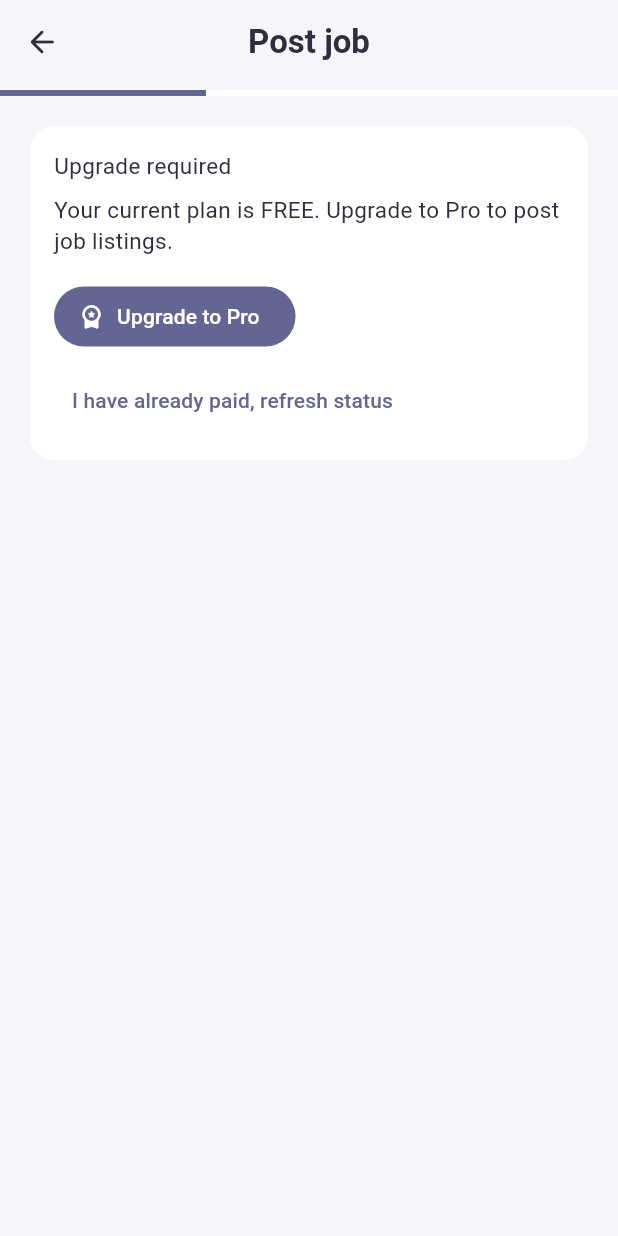
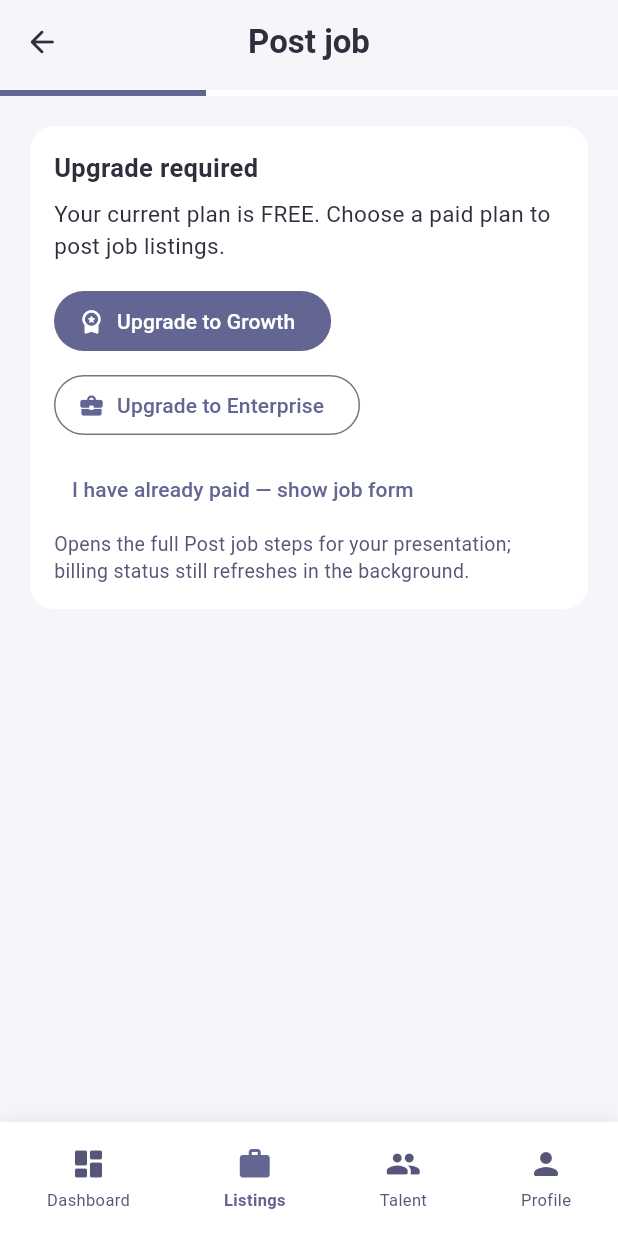
Before and after one commit to macrineakinyi84/SkillBridge, a Flutter app: the PostJobScreen screen opened by its route, on a phone screen of 412 x 824 dp. Run offline on Flutter 3.47's test engine with Material 3 defaults, Android fonts, the phone set to English and light mode, and no system bars; our stand-ins replace cloud_firestore, cross_file, dartz, equatable, firebase_auth, firebase_core and 15 more; missing offline and left inert: dart:html; accounts and stored records are empty; generated files the repository leaves out were written again.

Commit message:
Prepare clean submission branch
Made-with: Cursor

```diff
--- a/lib/core/router/app_router.dart
+++ b/lib/core/router/app_router.dart
@@ -36,6 +36,7 @@ import '../../features/employer/presentation/screens/post_job_screen.dart';
 import '../../features/employer/presentation/screens/talent_pipeline_screen.dart';
 import '../../features/employer/presentation/screens/candidate_profile_screen.dart';
 import '../../features/employer/presentation/screens/candidate_profile_by_user_id_screen.dart';
+import '../../features/employer/presentation/screens/candidate_full_portfolio_screen.dart';
 import '../../features/employer/presentation/screens/talent_pool_page.dart';
 import '../../features/assessment/presentation/screens/assessment_list_screen.dart';
 import '../../features/assessment/presentation/screens/assessment_quiz_screen.dart';
@@ -71,12 +72,13 @@ class AppRouter {
   // Employer (S-020–S-025)
   static const String employerDashboard = '/employer/dashboard';
   static const String employerListings = '/employer/listings';
-  static const String employerPostJob = '/employer/post-job';
+  static const String employerPostJob = '/employer/listings/post-job';
   static String employerPostJobEdit(String id) => '/employer/listings/edit/$id';
   static const String employerCandidatesPath = '/employer/candidates';
   static String employerCandidates(String jobId) => '/employer/candidates/$jobId';
   static const String employerCandidatePath = '/employer/candidate';
   static String employerCandidate(String applicationId) => '/employer/candidate/$applicationId';
+  static String employerCandidatePortfolio(String userId) => '/employer/candidate-portfolio/$userId';
 
   static const String assessmentList = '/assessment';
   static const String assessmentQuiz = '/assessment/quiz';
@@ -160,6 +162,10 @@ class AppRouter {
                   builder: (_, __) => const ManageListingsPage(),
                   routes: [
                     GoRoute(
+                      path: 'post-job',
+                      builder: (_, __) => const PostJobScreen(),
+                    ),
+                    GoRoute(
                       path: 'edit/:id',
                       builder: (_, state) => PostJobScreen(editListingId: state.pathParameters['id']),
                     ),
@@ -171,9 +177,10 @@ class AppRouter {
             StatefulShellBranch(routes: [GoRoute(path: '/employer/profile', builder: (_, __) => const ProfilePage())]),
           ],
         ),
+        // Backward-compatible direct path in case of old deep links.
         GoRoute(
           path: '/employer/post-job',
-          builder: (_, __) => const PostJobScreen(),
+          redirect: (_, __) => employerPostJob,
         ),
         GoRoute(
           path: '/employer/candidates/:jobId',
@@ -186,6 +193,18 @@ class AppRouter {
         GoRoute(
           path: '/employer/candidate/view/:userId',
           builder: (_, state) => CandidateProfileByUserIdScreen(userId: state.pathParameters['userId']!),
+        ),
+        GoRoute(
+          path: '/employer/candidate-portfolio/:userId',
+          builder: (_, state) {
+            final extra = state.extra as Map<String, dynamic>?;
+            return CandidateFullPortfolioScreen(
+              userId: state.pathParameters['userId']!,
+              displayName: extra?['displayName'] as String?,
+              email: extra?['email'] as String?,
+              summary: extra?['summary'] as String?,
+            );
+          },
         ),
         GoRoute(path: assessmentList, builder: (_, __) => const AssessmentListScreen()),
         GoRoute(
--- a/lib/features/employer/presentation/pages/manage_listings_page.dart
+++ b/lib/features/employer/presentation/pages/manage_listings_page.dart
@@ -88,7 +88,7 @@ class _ManageListingsPageState extends State<ManageListingsPage> {
         actions: [
           IconButton(
             icon: const Icon(Icons.add_rounded),
-            onPressed: () => context.push(router.AppRouter.employerPostJob),
+            onPressed: () => context.go(router.AppRouter.employerPostJob),
           ),
         ],
       ),
@@ -123,7 +123,7 @@ class _ManageListingsPageState extends State<ManageListingsPage> {
         headline: 'No job listings yet',
         body: 'Post your first job to start receiving applications.',
         actionLabel: 'Post job',
-        onAction: () => context.push(router.AppRouter.employerPostJob),
+        onAction: () => context.go(router.AppRouter.employerPostJob),
         icon: Icons.work_rounded,
       );
     }
--- a/lib/features/employer/presentation/screens/employer_dashboard_screen.dart
+++ b/lib/features/employer/presentation/screens/employer_dashboard_screen.dart
@@ -95,7 +95,7 @@ class _EmployerDashboardScreenState extends State<EmployerDashboardScreen> {
         child: _buildBody(isDark),
       ),
       floatingActionButton: FloatingActionButton.extended(
-        onPressed: () => context.push(router.AppRouter.employerPostJob),
+        onPressed: () => context.go(router.AppRouter.employerPostJob),
         icon: const Icon(Icons.add_rounded),
         label: const Text('Post New Job'),
         backgroundColor: AppColors.primary,
@@ -139,7 +139,7 @@ class _EmployerDashboardScreenState extends State<EmployerDashboardScreen> {
         SizedBox(
           width: double.infinity,
           child: FilledButton.icon(
-            onPressed: () => context.push(router.AppRouter.employerPostJob),
+            onPressed: () => context.go(router.AppRouter.employerPostJob),
             icon: const Icon(Icons.add_rounded),
             label: const Text('Post New Job'),
             style: FilledButton.styleFrom(
--- a/lib/features/employer/presentation/screens/post_job_screen.dart
+++ b/lib/features/employer/presentation/screens/post_job_screen.dart
@@ -31,8 +31,12 @@ class _PostJobScreenState extends State<PostJobScreen> {
   bool _saving = false;
   bool _billingLoading = true;
   bool _canPostJobs = false;
+  /// Lets presenters open the full post-job flow after "refresh status" without Stripe.
+  bool _presentationUnlock = false;
   String _plan = 'free';
   JobListingModel? _editListing;
+
+  bool get _canShowPostJobFlow => _canPostJobs || _presentationUnlock;
 
   final _titleController = TextEditingController();
   final _descriptionController = TextEditingController();
@@ -92,9 +96,24 @@ class _PostJobScreenState extends State<PostJobScreen> {
     }
   }
 
-  Future<void> _startCheckout() async {
+  Future<void> _onRefreshStatusForPresentation() async {
+    if (!mounted) return;
+    // Unlock immediately so the job form appears even if billing/status is slow or fails (demo).
+    setState(() {
+      _presentationUnlock = true;
+      _billingLoading = false;
+    });
+    if (mounted) {
+      ScaffoldMessenger.of(context).showSnackBar(
+        const SnackBar(content: Text('Posting unlocked for this session (presentation mode).')),
+      );
+    }
+    await _loadBillingStatus();
+  }
+
+  Future<void> _startCheckout(String plan) async {
     try {
-      final res = await _api.post('/api/billing/create-checkout-session', {});
+      final res = await _api.post('/api/billing/create-checkout-session', {'plan': plan});
       final data = (res['data'] as Map?)?.cast<String, dynamic>() ?? {};
       final url = data['url'] as String?;
       if (url == null || url.isEmpty) throw Exception('Checkout URL missing');
@@ -238,7 +257,7 @@ class _PostJobScreenState extends State<PostJobScreen> {
       ),
       body: _billingLoading
           ? const Center(child: CircularProgressIndicator())
-          : !_canPostJobs
+          : !_canShowPostJobFlow
               ? ListView(
                   padding: const EdgeInsets.all(AppSpacing.m),
                   children: [
@@ -248,22 +267,33 @@ class _PostJobScreenState extends State<PostJobScreen> {
                         child: Column(
                           crossAxisAlignment: CrossAxisAlignment.start,
                           children: [
-                            Text('Upgrade required', style: AppTypography.h3(context, isDark: isDark)),
+                            Text('Upgrade required', style: AppTypography.h2(context, isDark: isDark)),
                             const SizedBox(height: AppSpacing.s),
                             Text(
-                              'Your current plan is ${_plan.toUpperCase()}. Upgrade to Pro to post job listings.',
+                              'Your current plan is ${_plan.toUpperCase()}. Choose a paid plan to post job listings.',
                               style: AppTypography.body(context, isDark: isDark),
                             ),
                             const SizedBox(height: AppSpacing.m),
                             FilledButton.icon(
-                              onPressed: _startCheckout,
+                              onPressed: () => _startCheckout('growth'),
                               icon: const Icon(Icons.workspace_premium_rounded),
-                              label: const Text('Upgrade to Pro'),
+                              label: const Text('Upgrade to Growth'),
+                            ),
+                            const SizedBox(height: AppSpacing.s),
+                            OutlinedButton.icon(
+                              onPressed: () => _startCheckout('enterprise'),
+                              icon: const Icon(Icons.business_center_rounded),
+                              label: const Text('Upgrade to Enterprise'),
                             ),
                             const SizedBox(height: AppSpacing.s),
                             TextButton(
-                              onPressed: _loadBillingStatus,
-                              child: const Text('I have already paid, refresh status'),
+                              onPressed: _onRefreshStatusForPresentation,
+                              child: const Text('I have already paid — show job form'),
+                            ),
+                            const SizedBox(height: 4),
+                            Text(
+                              'Opens the full Post job steps for your presentation; billing status still refreshes in the background.',
+                              style: AppTypography.caption(context, isDark: isDark),
                             ),
                           ],
                         ),
@@ -274,6 +304,29 @@ class _PostJobScreenState extends State<PostJobScreen> {
               : ListView(
         padding: const EdgeInsets.all(AppSpacing.m),
         children: [
+          if (_presentationUnlock && !_canPostJobs)
+            Padding(
+              padding: const EdgeInsets.only(bottom: AppSpacing.m),
+              child: Material(
+                color: AppColors.primary.withOpacity(0.12),
+                borderRadius: AppRadius.radiusL,
+                child: Padding(
+                  padding: const EdgeInsets.all(AppSpacing.m),
+                  child: Row(
+                    children: [
+                      Icon(Icons.present_to_all_rounded, color: AppColors.primary, size: 22),
+                      const SizedBox(width: AppSpacing.s),
+                      Expanded(
+                        child: Text(
+                          'Presentation mode: you can complete Post job without a live subscription.',
+                          style: AppTypography.caption(context, isDark: isDark),
+                        ),
+                      ),
+                    ],
+                  ),
+                ),
+              ),
+            ),
           if (_step == 0) _buildStep1(isDark),
           if (_step == 1) _buildStep2(isDark),
           if (_step == 2) _buildStep3(isDark),
```
Also changed, not shown: lib/features/employer/data/datasources/employer_remote_datasource_hybrid.dart (+10 -1 lines), lib/features/employer/presentation/screens/candidate_full_portfolio_screen.dart (added, +152 -0 lines), lib/features/employer/presentation/screens/candidate_profile_by_user_id_screen.dart (+11 -1 lines), lib/features/employer/presentation/screens/candidate_profile_screen.dart (+11 -3 lines), firebase.json, 4 other files.
